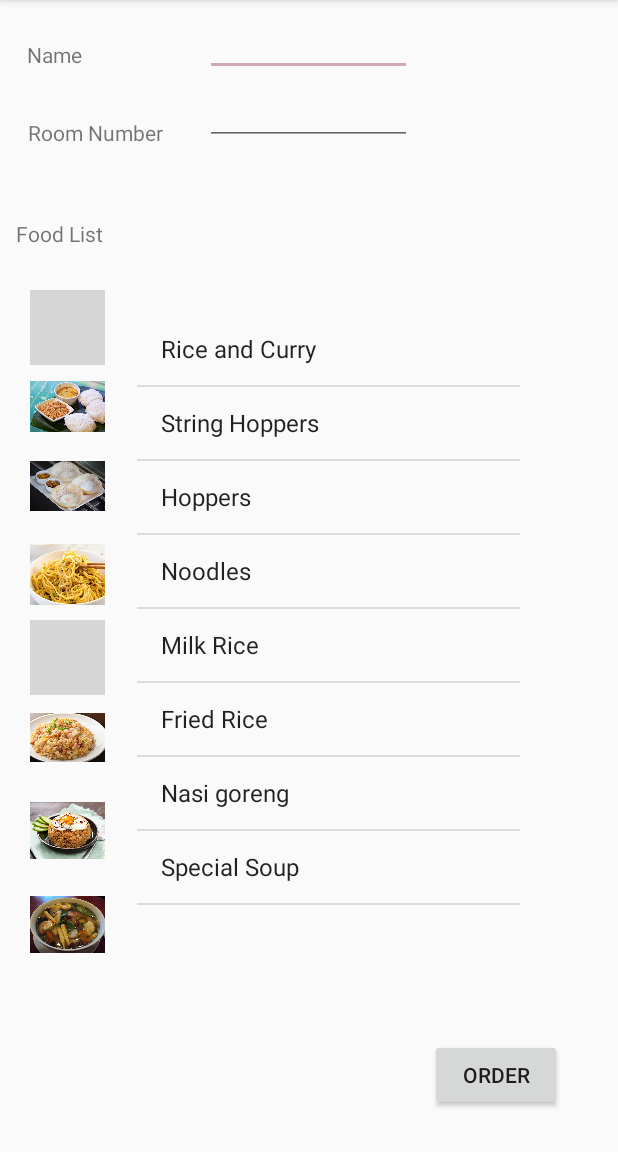
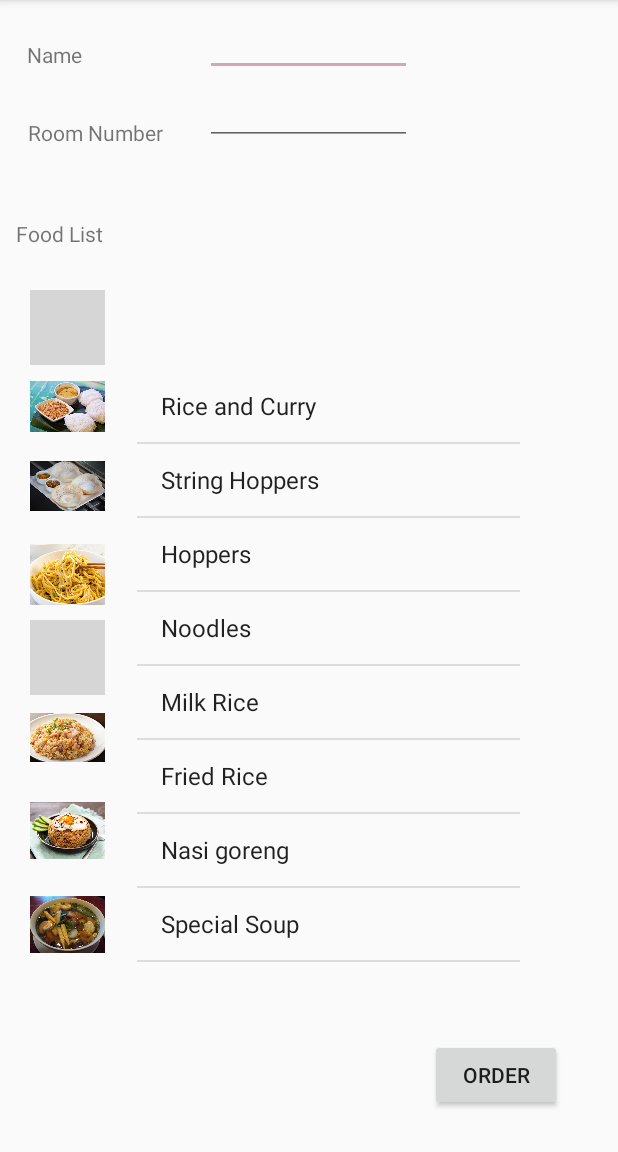
Before and after one commit to MilindaRanawaka/STAY, an Android app: the BoarderRequestFoodActivity screen opened directly, with no data from a screen before it, on a phone screen of 412 x 824 dp, the part 84-1236 px from its top. Run offline under Robolectric (Android 15) with nearby library versions, the phone set to English and light mode, and no system bars; grey boxes are pictures that could not be loaded.

Commit message:
ADD & VIew Borders Done Food Activity Done

```diff
--- a/app/src/main/res/layout/activity_boarder_request_food.xml
+++ b/app/src/main/res/layout/activity_boarder_request_food.xml
@@ -96,7 +96,7 @@
         app:layout_constraintHorizontal_bias="0.592"
         app:layout_constraintStart_toStartOf="parent"
         app:layout_constraintTop_toTopOf="parent"
-        app:layout_constraintVertical_bias="0.671" />
+        app:layout_constraintVertical_bias="0.8" />
 
     <TextView
         android:id="@+id/textView3"
```
